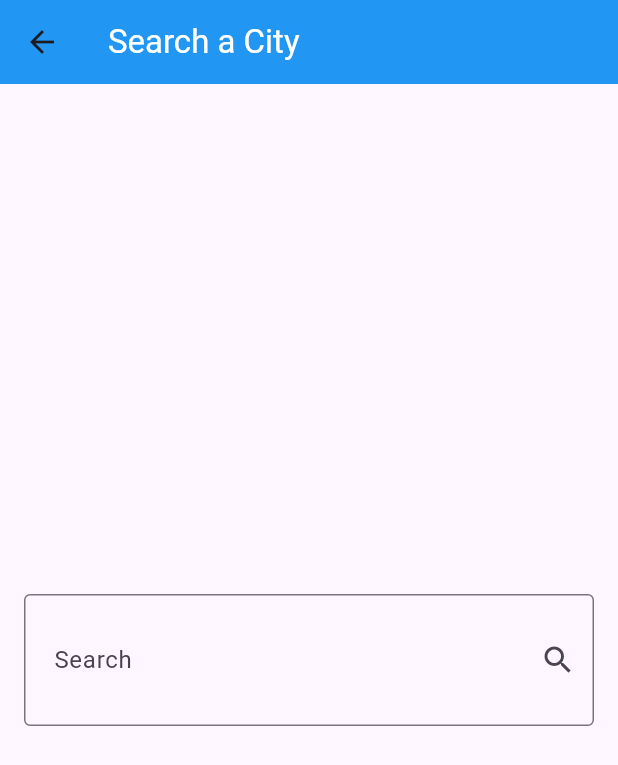
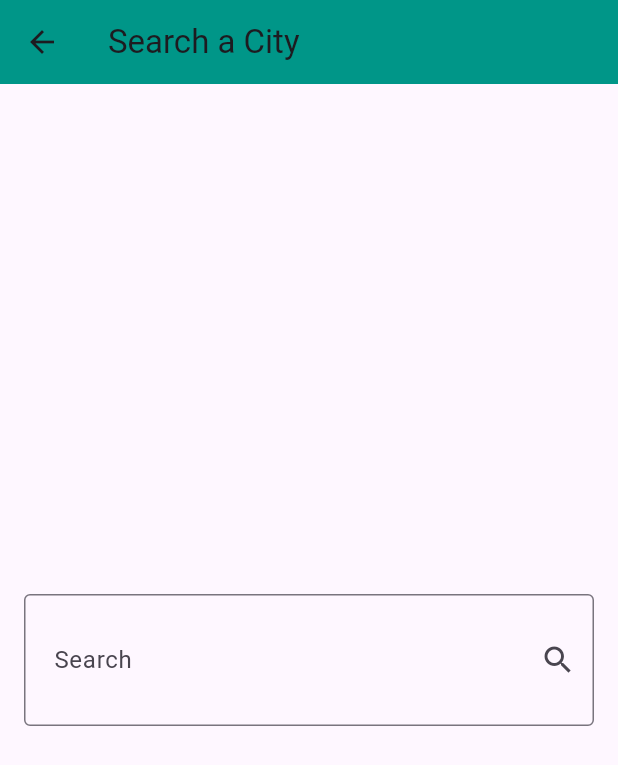
Before and after one commit to AsmaelMohamed2023/weatherApp_cubit, a Flutter app: the screen it shows after launch, after a tap on the "search" icon, on a phone screen of 412 x 824 dp. Shown: the top 765 px of the screen. Run offline on Flutter 3.47's test engine with Material 3 defaults, Android fonts, the phone set to English and light mode, and no system bars; our stand-ins replace dio, flutter_bloc.

Commit message:
weather App finish

```diff
--- /dev/null
+++ b/devtools_options.yaml
@@ -0,0 +1 @@
+extensions:
--- a/lib/cubits/get_weather_cubit/get_weather_state.dart
+++ b/lib/cubits/get_weather_cubit/get_weather_state.dart
@@ -1,7 +1,13 @@
+import 'package:weather_app/models/weather_model.dart';
+
 class WeatherState {}
 
-class NoWeatherState extends WeatherState {}
+class WeatherInitalState extends WeatherState {}
 
-class WeatherLoaderState extends WeatherState {}
+class WeatherLoaderState extends WeatherState {
+  final WeatherModel weatherModel;
+
+  WeatherLoaderState({required this.weatherModel});
+}
 
 class WeatherFailtureState extends WeatherState {}
--- a/lib/main.dart
+++ b/lib/main.dart
@@ -1,4 +1,7 @@
 import 'package:flutter/material.dart';
+import 'package:flutter_bloc/flutter_bloc.dart';
+import 'package:weather_app/cubits/get_weather_cubit/get_weather_cubit.dart';
+import 'package:weather_app/cubits/get_weather_cubit/get_weather_state.dart';
 import 'package:weather_app/views/home_view.dart';
 
 void main() {
@@ -10,9 +13,74 @@ class WeatherApp extends StatelessWidget {
 
   @override
   Widget build(BuildContext context) {
-    return const MaterialApp(
-      debugShowCheckedModeBanner: false,
-      home: HomeView(),
+    return BlocProvider(
+      create: (context) => GetWeatherCubit(),
+      child: Builder(
+        builder: (context) => BlocBuilder<GetWeatherCubit, WeatherState>(
+          builder: (context, state) {
+            return MaterialApp(
+              theme: ThemeData(
+                // primarySwatch: Colors.amber,
+                appBarTheme: AppBarTheme(
+                  color: getThemeColor(BlocProvider.of<GetWeatherCubit>(context)
+                      .weatherModel
+                      ?.weatherCondition),
+                ),
+              ),
+              debugShowCheckedModeBanner: false,
+              home: const HomeView(),
+            );
+          },
+        ),
+      ),
     );
   }
 }
+
+MaterialColor getThemeColor(String? condition) {
+  if (condition == null) {
+    return Colors.teal;
+  }
+  if (condition == 'Sunny' || condition == 'Clear') {
+    return Colors.orange; // Group: Sunny, Clear
+  } else if (condition == 'Partly cloudy' ||
+      condition == 'Cloudy' ||
+      condition == 'Overcast') {
+    return Colors.grey; // Group: Partly cloudy, Cloudy, Overcast
+  } else if (condition == 'Mist' ||
+      condition == 'Fog' ||
+      condition == 'Freezing fog') {
+    return Colors.blueGrey; // Group: Mist, Fog, Freezing fog
+  } else if (condition == 'Patchy rain possible' ||
+      condition == 'Patchy light drizzle' ||
+      condition == 'Light drizzle' ||
+      condition == 'Patchy light rain' ||
+      condition == 'Light rain') {
+    return Colors.lightBlue; // Group: Rain
+  } else if (condition == 'Patchy snow possible' ||
+      condition == 'Patchy sleet possible' ||
+      condition == 'Patchy freezing drizzle possible' ||
+      condition == 'Blowing snow' ||
+      condition == 'Blizzard' ||
+      condition == 'Freezing drizzle' ||
+      condition == 'Heavy freezing drizzle' ||
+      condition == 'Patchy light snow' ||
+      condition == 'Light snow' ||
+      condition == 'Patchy moderate snow' ||
+      condition == 'Moderate snow' ||
+      condition == 'Patchy heavy snow' ||
+      condition == 'Heavy snow' ||
+      condition == 'Ice pellets' ||
+      condition == 'Light sleet' ||
+      condition == 'Moderate or heavy sleet') {
+    return Colors.blue; // Group: Snow, Sleet, Ice pellets
+  } else if (condition == 'Thundery outbreaks possible' ||
+      condition == 'Patchy light rain with thunder' ||
+      condition == 'Moderate or heavy rain with thunder' ||
+      condition == 'Patchy light snow with thunder' ||
+      condition == 'Moderate or heavy snow with thunder') {
+    return Colors.deepOrange; // Group: Thunderstorms
+  } else {
+    return Colors.grey;
+  }
+}
--- a/lib/models/weather_model.dart
+++ b/lib/models/weather_model.dart
@@ -1,6 +1,6 @@
 class WeatherModel {
   final String cityName;
-  final String date;
+  final DateTime date;
   final String? image;
   final double temp;
   final double maxTemp;
@@ -19,7 +19,7 @@ class WeatherModel {
   factory WeatherModel.fromJson(json) {
     return WeatherModel(
       cityName: json['location']['name'],
-      date: json['current']['last_updated'],
+      date: DateTime.parse(json['current']['last_updated']),
       temp: json['forecast']['forecastday'][0]['day']['avgtemp_c'],
       maxTemp: json['forecast']['forecastday'][0]['day']['maxtemp_c'],
       minTemp: json['forecast']['forecastday'][0]['day']['mintemp_c'],
--- a/lib/views/home_view.dart
+++ b/lib/views/home_view.dart
@@ -1,4 +1,7 @@
 import 'package:flutter/material.dart';
+import 'package:flutter_bloc/flutter_bloc.dart';
+import 'package:weather_app/cubits/get_weather_cubit/get_weather_cubit.dart';
+import 'package:weather_app/cubits/get_weather_cubit/get_weather_state.dart';
 import 'package:weather_app/views/search_view.dart';
 import 'package:weather_app/widgets/info_weather_body.dart';
 import 'package:weather_app/widgets/no_weather_body.dart';
@@ -12,9 +15,7 @@ class HomeView extends StatelessWidget {
       appBar: AppBar(
         title: const Text(
           'Weather App',
-          style: TextStyle(color: Colors.white),
         ),
-        backgroundColor: Colors.blue,
         actions: [
           IconButton(
             onPressed: () {
@@ -26,14 +27,24 @@ class HomeView extends StatelessWidget {
             },
             icon: const Icon(
               Icons.search,
-              color: Colors.white,
             ),
           )
         ],
       ),
-      body: weatherModel == null
-          ? const NoWeatherBody()
-          : const InfoWeatherBody(),
+      //Integrate cubit
+      body: BlocBuilder<GetWeatherCubit, WeatherState>(
+        builder: (context, state) {
+          if (state is WeatherInitalState) {
+            return const NoWeatherBody();
+          } else if (state is WeatherLoaderState) {
+            return InfoWeatherBody(
+              weather: state.weatherModel,
+            );
+          } else {
+            return const Text('Opps there was an error');
+          }
+        },
+      ),
     );
   }
 }
--- a/lib/views/search_view.dart
+++ b/lib/views/search_view.dart
@@ -1,7 +1,6 @@
-import 'package:dio/dio.dart';
 import 'package:flutter/material.dart';
-import 'package:weather_app/models/weather_model.dart';
-import 'package:weather_app/services/weater_service.dart';
+import 'package:flutter_bloc/flutter_bloc.dart';
+import 'package:weather_app/cubits/get_weather_cubit/get_weather_cubit.dart';
 
 class SearchView extends StatelessWidget {
   const SearchView({super.key});
@@ -10,12 +9,8 @@ class SearchView extends StatelessWidget {
   Widget build(BuildContext context) {
     return Scaffold(
       appBar: AppBar(
-        backgroundColor: Colors.blue,
         title: const Text(
           "Search a City",
-          style: TextStyle(
-            color: Colors.white,
-          ),
         ),
       ),
       body: Padding(
@@ -23,11 +18,8 @@ class SearchView extends StatelessWidget {
         child: Center(
           child: TextField(
             onSubmitted: (value) async {
-              //onSubmittedبتخزن القيمة المدخلة في valueوهنديها للاوبجيكت ليكتمل الريكويست
-              weatherModel = await WeatherService(Dio())
-                  .getCurrentWeather(cityName: value);
-
-              // ignore: use_build_context_synchronously
+              var getWeathercubit = BlocProvider.of<GetWeatherCubit>(context);
+              getWeathercubit.getWeather(cityName: value);
               Navigator.pop(context);
             },
             decoration: const InputDecoration(
@@ -50,6 +42,3 @@ class SearchView extends StatelessWidget {
     );
   }
 }
-
-//global variable
-WeatherModel? weatherModel;
```
Also changed, not shown: lib/cubits/get_weather_cubit/get_weather_cubit.dart (+18 -1 lines), lib/widgets/info_weather_body.dart (+36 -19 lines), pubspec.lock.
